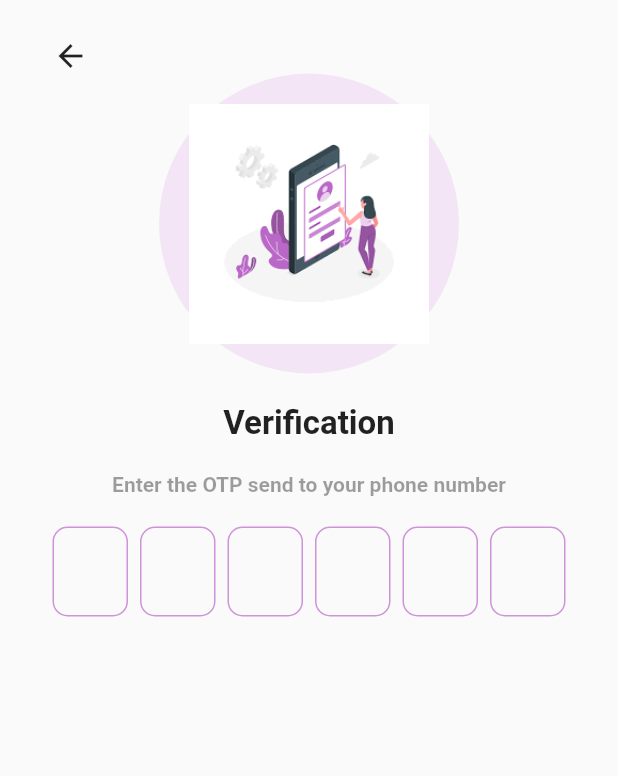
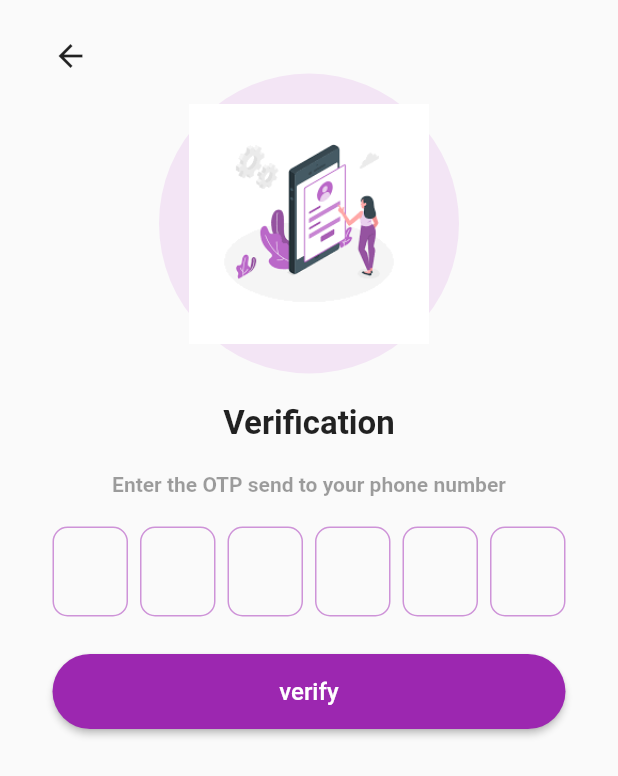
Before and after one commit to Abd0Khalifa/Flutter_FireBase, a Flutter app: the OtpScreen screen opened directly with empty values, on a phone screen of 412 x 824 dp. Shown: the top 776 px of the screen. Run offline on Flutter 3.47's test engine with Material 2 defaults, Android fonts, the phone set to English and light mode, and no system bars; drawn by our look-alikes of pinput; our stand-ins replace country_picker, firebase_auth, firebase_core, shared_preferences; accounts and stored records are empty.

Commit message:
Abdulrahman Khalifa Add the CustomBtn in OTPscreen

```diff
--- a/lib/screens/otp_screen.dart
+++ b/lib/screens/otp_screen.dart
@@ -1,4 +1,5 @@
 import 'package:flutter/material.dart';
+import 'package:flutter_firebase/widgets/custem_button.dart';
 import 'package:pinput/pinput.dart';
 
 class OtpScreen extends StatefulWidget {
@@ -10,6 +11,8 @@ class OtpScreen extends StatefulWidget {
 }
 
 class _OtpScreenState extends State<OtpScreen> {
+  String? otpCode;
+
   @override
   Widget build(BuildContext context) {
     return Scaffold(
@@ -76,7 +79,24 @@ class _OtpScreenState extends State<OtpScreen> {
                     textStyle: const TextStyle(
                       fontSize: 20,
                       fontWeight: FontWeight.w600,
-                      )),
+                    ),
+                  ),
+                  onSubmitted: (value) {
+                    setState(() {
+                      otpCode = value;
+                    });
+                  },
+                ),
+                const SizedBox(
+                  height: 25,
+                ),
+                SizedBox(
+                  width: MediaQuery.of(context).size.width,
+                  height: 50,
+                  child: CustomButton(
+                    text: "verify",
+                    onPressed: () {},
+                  ),
                 ),
               ],
             ),
```
Lines whose indentation alone changed are shown as unchanged.
